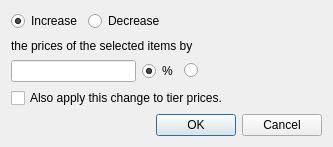
First picture: the form in src/incdecpricesdialog.ui, repository rgriebl/brickstore, before the edit.
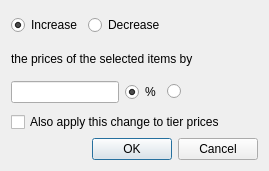
Second picture: the form after the edit.

What changed in the file:
```diff
--- a/src/incdecpricesdialog.ui
+++ b/src/incdecpricesdialog.ui
@@ -1,12 +1,12 @@
 <ui version="4.0" >
  <class>IncDecPricesDialog</class>
- <widget class="QDialog" name="IncDecPricesDialog" >
-  <property name="geometry" >
+ <widget class="QDialog" name="IncDecPricesDialog">
+  <property name="geometry">
    <rect>
     <x>0</x>
     <y>0</y>
-    <width>333</width>
-    <height>147</height>
+    <width>269</width>
+    <height>171</height>
    </rect>
   </property>
   <property name="windowTitle" >
@@ -106,9 +106,9 @@
     </layout>
    </item>
    <item>
-    <widget class="QCheckBox" name="w_apply_to_tiers" >
-     <property name="text" >
-      <string>Also apply this change to tier prices.</string>
+    <widget class="QCheckBox" name="w_apply_to_tiers">
+     <property name="text">
+      <string>Also apply this change to tier prices</string>
      </property>
     </widget>
    </item>
```
Left out of the diff: 73 changed lines with no effect on the pictures.
